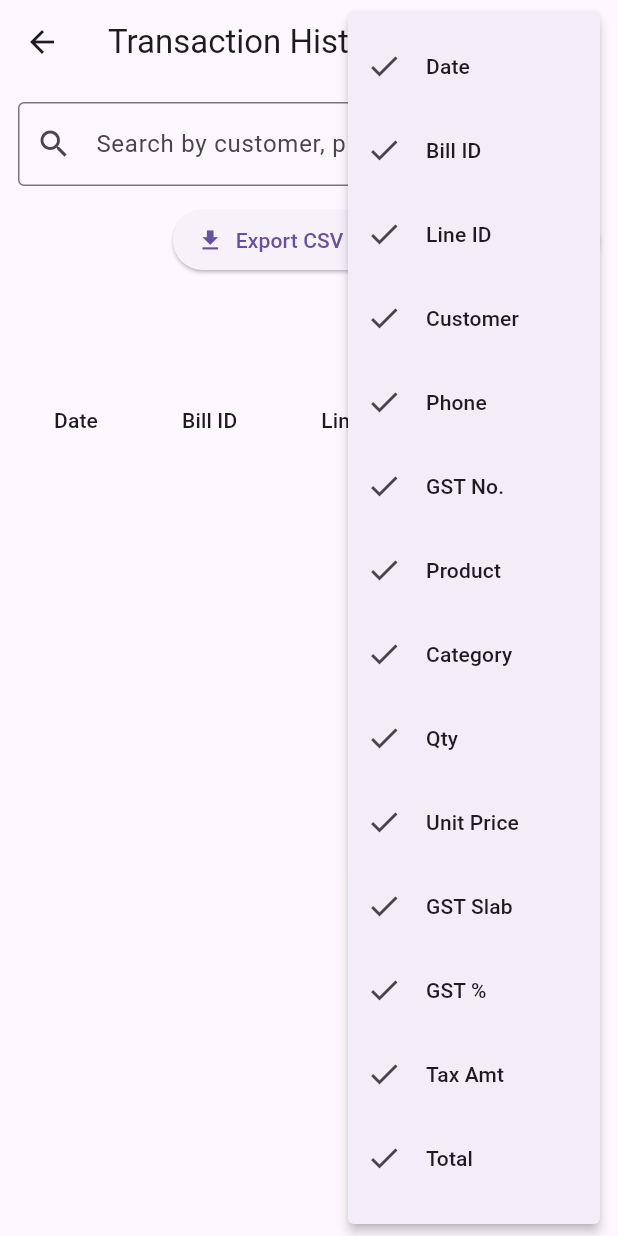
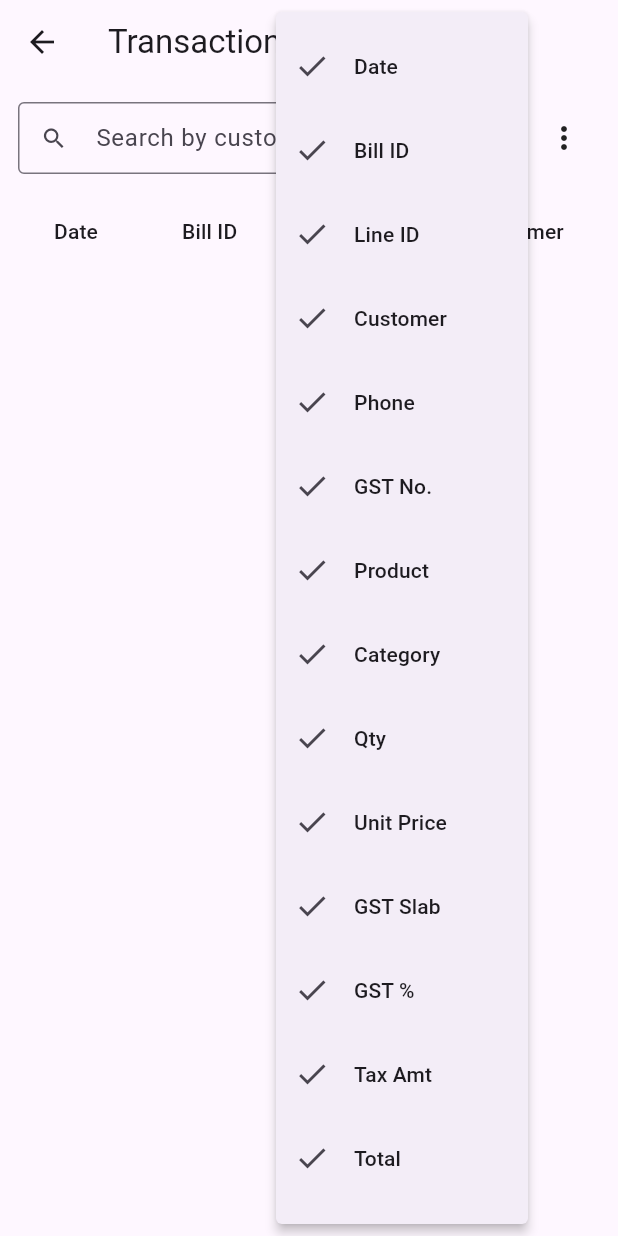
Before and after one commit to balacg/heymachidev, a Flutter app: the TransactionHistoryScreen screen opened by its route, after a tap on the "view column" icon, on a phone screen of 412 x 824 dp. Run offline on Flutter 3.47's test engine with Material 3 defaults, Android fonts, the light colour scheme and no system bars; our stand-ins replace pdf, printing, share_plus; accounts and stored records are empty; network calls fail.

Commit message:
pdf, csv export option at generic table level and implemented for transactions history table

```diff
--- a/frontend/lib/screens/transactions/transaction_history_screen.dart
+++ b/frontend/lib/screens/transactions/transaction_history_screen.dart
@@ -1,5 +1,3 @@
-// lib/screens/transactions/transaction_history_screen.dart
-
 import 'package:flutter/material.dart';
 import 'package:intl/intl.dart';
 import 'package:share_plus/share_plus.dart'; // Optional: For sharing files
@@ -9,6 +7,12 @@ import '../../models/transaction_record.dart';
 import '../../services/transaction_service.dart';
 import '../../widgets/generic_data_table.dart';
 
+import 'dart:io';
+import 'package:path_provider/path_provider.dart';
+import 'package:pdf/pdf.dart';
+import 'package:pdf/widgets.dart' as pw;
+import 'package:printing/printing.dart';
+
 class TransactionHistoryScreen extends StatefulWidget {
   const TransactionHistoryScreen({super.key});
 
@@ -17,8 +21,9 @@ class TransactionHistoryScreen extends StatefulWidget {
 }
 
 class _TransactionHistoryScreenState extends State<TransactionHistoryScreen> {
-  final formatter = NumberFormat('#,##0.00', 'en_IN');
   final _searchCtrl = TextEditingController();
+  final currencyFormat = NumberFormat('#,##0.00', 'en_IN');
+  final dateFormat = DateFormat('yyyy-MM-dd HH:mm');
 
   List<TransactionRecord> _all = [];
   List<TransactionRecord> _filtered = [];
@@ -50,7 +55,11 @@ class _TransactionHistoryScreenState extends State<TransactionHistoryScreen> {
     });
   }
 
-  void _exportCsv() {
+  Future<void> _exportCsv() async {
+    final now = DateTime.now();
+    final timestamp = DateFormat('yyyyMMdd_HHmmss').format(now);
+    final filename = 'transactions_export_$timestamp.csv';
+
     final buffer = StringBuffer();
     buffer.writeln([
       'Date','Bill ID','Line ID','Customer','Phone','GST No.',
@@ -79,16 +88,57 @@ class _TransactionHistoryScreenState extends State<TransactionHistoryScreen> {
       ].join(','));
     }
 
-    // Output CSV (you can save or share)
-    debugPrint(buffer.toString());
-    ScaffoldMessenger.of(context).showSnackBar(
-      const SnackBar(content: Text("CSV Export logic complete (check console)"))
-    );
+    try {
+      final directory = await getApplicationDocumentsDirectory();
+      final path = '${directory.path}/$filename';
+      final file = File(path);
+      await file.writeAsString(buffer.toString());
+
+      ScaffoldMessenger.of(context).showSnackBar(
+        SnackBar(content: Text("CSV exported to:\n$path"))
+      );
+    } catch (e) {
+      ScaffoldMessenger.of(context).showSnackBar(
+        const SnackBar(content: Text("Failed to export CSV"))
+      );
+    }
   }
 
-  void _exportPdf() {
-    ScaffoldMessenger.of(context).showSnackBar(
-      const SnackBar(content: Text("PDF export coming soon..."))
+  Future<void> _exportPdf() async {
+    final pdf = pw.Document();
+    final now = DateTime.now();
+
+    pdf.addPage(
+      pw.Page(
+        build: (pw.Context context) {
+          return pw.Column(
+            crossAxisAlignment: pw.CrossAxisAlignment.start,
+            children: [
+              pw.Text('Transaction Report', style: pw.TextStyle(fontSize: 24)),
+              pw.SizedBox(height: 10),
+              pw.Text('Generated on ${dateFormat.format(now)}'),
+              pw.SizedBox(height: 20),
+              pw.Table.fromTextArray(
+                headers: ['Date', 'Customer', 'Product', 'Qty', 'Total', 'Payment'],
+                data: _filtered.map((r) => [
+                  dateFormat.format(r.date),
+                  r.customerName,
+                  r.productName,
+                  r.quantity.toString(),
+                  '₹${currencyFormat.format(r.totalAmount)}',
+                  r.paymentMode
+                ]).toList(),
+                headerStyle: pw.TextStyle(fontWeight: pw.FontWeight.bold),
+                cellAlignment: pw.Alignment.centerLeft,
+              ),
+            ],
+          );
+        },
+      ),
+    );
+
+    await Printing.layoutPdf(
+      onLayout: (format) async => pdf.save(),
     );
   }
 
@@ -123,11 +173,11 @@ class _TransactionHistoryScreenState extends State<TransactionHistoryScreen> {
       'product_name': r.productName,
       'category': r.category,
       'quantity': r.quantity.toString(),
-      'unit_price': '₹${formatter.format(r.unitPrice)}',
+      'unit_price': '₹${currencyFormat.format(r.unitPrice)}',
       'gst_slab': r.gstSlab,
       'gst_rate': r.gstRate.toString(),
-      'tax_amount': '₹${formatter.format(r.taxAmount)}',
-      'total_amount': '₹${formatter.format(r.totalAmount)}',
+      'tax_amount': '₹${currencyFormat.format(r.taxAmount)}',
+      'total_amount': '₹${currencyFormat.format(r.totalAmount)}',
       'payment_mode': r.paymentMode,
       'branch': r.branch,
     }).toList();
@@ -141,39 +191,14 @@ class _TransactionHistoryScreenState extends State<TransactionHistoryScreen> {
         padding: const EdgeInsets.all(12),
         child: Column(
           children: [
-            TextField(
-              controller: _searchCtrl,
-              onChanged: _filter,
-              decoration: const InputDecoration(
-                labelText: 'Search by customer, product, etc.',
-                prefixIcon: Icon(Icons.search),
-                border: OutlineInputBorder(),
-              ),
-            ),
-            const SizedBox(height: 12),
-
-            Row(
-              mainAxisAlignment: MainAxisAlignment.end,
-              children: [
-                ElevatedButton.icon(
-                  onPressed: _exportCsv,
-                  icon: const Icon(Icons.download),
-                  label: const Text('Export CSV'),
-                ),
-                const SizedBox(width: 10),
-                ElevatedButton.icon(
-                  onPressed: _exportPdf,
-                  icon: const Icon(Icons.picture_as_pdf),
-                  label: const Text('Export PDF'),
-                ),
-              ],
-            ),
-            const SizedBox(height: 12),
-
             Expanded(
               child: GenericDataTable<Map<String, String>>(
                 columns: columns,
                 rows: rows,
+                onExportCsv: _exportCsv,
+                onExportPdf: _exportPdf,
+                onSearch: _filter,
+                searchHint: 'Search by customer, product, etc.',
               ),
             ),
           ],
--- a/frontend/lib/widgets/generic_data_table.dart
+++ b/frontend/lib/widgets/generic_data_table.dart
@@ -5,12 +5,18 @@ import 'table_column.dart';
 
 typedef SortCallback = void Function(String field, bool ascending);
 typedef FilterCallback = void Function(String field, String query);
+typedef VoidCallback = void Function();
+typedef SearchCallback = void Function(String query);
 
 class GenericDataTable<T> extends StatefulWidget {
   final List<TableColumn<T>> columns;
   final List<T> rows;
   final SortCallback? onSort;
   final FilterCallback? onFilter;
+  final SearchCallback? onSearch;
+  final VoidCallback? onExportCsv;
+  final VoidCallback? onExportPdf;
+  final String? searchHint;
   final int rowsPerPage;
 
   const GenericDataTable({
@@ -19,6 +25,10 @@ class GenericDataTable<T> extends StatefulWidget {
     required this.rows,
     this.onSort,
     this.onFilter,
+    this.onSearch,
+    this.onExportCsv,
+    this.onExportPdf,
+    this.searchHint,
     this.rowsPerPage = PaginatedDataTable.defaultRowsPerPage,
   }) : super(key: key);
 
@@ -37,7 +47,6 @@ class _GenericDataTableState<T> extends State<GenericDataTable<T>> {
     _cols = widget.columns;
   }
 
-  /// Gracefully retrieve a field from map or object
   dynamic _getValue(T row, String field) {
     try {
       return (row as dynamic)[field];
@@ -88,9 +97,7 @@ class _GenericDataTableState<T> extends State<GenericDataTable<T>> {
   }
 
   void _toggleVisibility(TableColumn<T> col) {
-    setState(() {
-      col.hidden = !col.hidden;
-    });
+    setState(() => col.hidden = !col.hidden);
   }
 
   List<TableColumn<T>> _visibleColumns() {
@@ -106,9 +113,26 @@ class _GenericDataTableState<T> extends State<GenericDataTable<T>> {
     return Column(
       crossAxisAlignment: CrossAxisAlignment.stretch,
       children: [
-        Align(
-          alignment: Alignment.centerRight,
-          child: PopupMenuButton<TableColumn<T>>(
+        // Top bar: Search + Column selector + More menu
+        Row(
+          children: [
+            if (widget.onSearch != null)
+              Expanded(
+                child: TextField(
+                  onChanged: widget.onSearch,
+                  decoration: InputDecoration(
+                    hintText: widget.searchHint ?? 'Search…',
+                    prefixIcon: const Icon(Icons.search),
+                    border: const OutlineInputBorder(),
+                    isDense: true,
+                    contentPadding: const EdgeInsets.symmetric(horizontal: 10, vertical: 10),
+                  ),
+                ),
+              ),
+            const SizedBox(width: 8),
+
+            // Column Chooser
+            PopupMenuButton<TableColumn<T>>(
               icon: const Icon(Icons.view_column),
               itemBuilder: (_) => _cols
                   .map((c) => CheckedPopupMenuItem<TableColumn<T>>(
@@ -119,8 +143,28 @@ class _GenericDataTableState<T> extends State<GenericDataTable<T>> {
                   .toList(),
               onSelected: _toggleVisibility,
             ),
+
+            // Export menu
+            if (widget.onExportCsv != null || widget.onExportPdf != null)
+              PopupMenuButton<String>(
+                icon: const Icon(Icons.more_vert),
+                onSelected: (value) {
+                  if (value == 'csv') widget.onExportCsv?.call();
+                  if (value == 'pdf') widget.onExportPdf?.call();
+                },
+                itemBuilder: (_) => [
+                  if (widget.onExportCsv != null)
+                    const PopupMenuItem(value: 'csv', child: Text('Export CSV')),
+                  if (widget.onExportPdf != null)
+                    const PopupMenuItem(value: 'pdf', child: Text('Export PDF')),
+                ],
               ),
-        const SizedBox(height: 8),
+          ],
+        ),
+
+        const SizedBox(height: 10),
+
+        // Table content
         Expanded(
           child: SingleChildScrollView(
             scrollDirection: Axis.vertical,
@@ -129,30 +173,30 @@ class _GenericDataTableState<T> extends State<GenericDataTable<T>> {
               child: DataTable(
                 sortColumnIndex: _sortColumnIndex,
                 sortAscending: _sortAscending,
-                columns: List.generate(visibleCols.length, (i) {
-                  final col = visibleCols[i];
-                  return DataColumn(
+                columns: [
+                  for (int i = 0; i < visibleCols.length; i++)
+                    DataColumn(
                       label: Row(
                         children: [
-                        Text(col.title),
-                        if (col.filterable)
+                          Text(visibleCols[i].title),
+                          if (visibleCols[i].filterable)
                             IconButton(
                               icon: const Icon(Icons.filter_list, size: 16),
-                            onPressed: () => _showFilterDialog(col),
+                              onPressed: () => _showFilterDialog(visibleCols[i]),
                             ),
                         ],
                       ),
-                    onSort: col.sortable ? (index, asc) => _handleSort(i, asc) : null,
-                  );
-                }),
+                      onSort: visibleCols[i].sortable
+                          ? (ci, asc) => _handleSort(i, asc)
+                          : null,
+                    ),
+                ],
                 rows: widget.rows.map((row) {
                   return DataRow(
                     cells: visibleCols.map((col) {
-                      final value = _getValue(row, col.field);
-                      final cellWidget = col.cellBuilder != null
-                          ? col.cellBuilder!(row)
-                          : Text('$value');
-                      return DataCell(cellWidget);
+                      final cell = col.cellBuilder?.call(row) ??
+                          Text('${_getValue(row, col.field)}');
+                      return DataCell(cell);
                     }).toList(),
                   );
                 }).toList(),
--- a/frontend/pubspec.yaml
+++ b/frontend/pubspec.yaml
@@ -14,6 +14,9 @@ dependencies:
   cupertino_icons: ^1.0.2
   intl: ^0.18.1
   share_plus: ^7.2.1
+  path_provider: ^2.1.1
+  pdf: ^3.10.1
+  printing: ^5.12.0
 
 dev_dependencies:
   flutter_test:
```
Also changed, not shown: 7 other files. Lines whose indentation alone changed are shown as unchanged.
